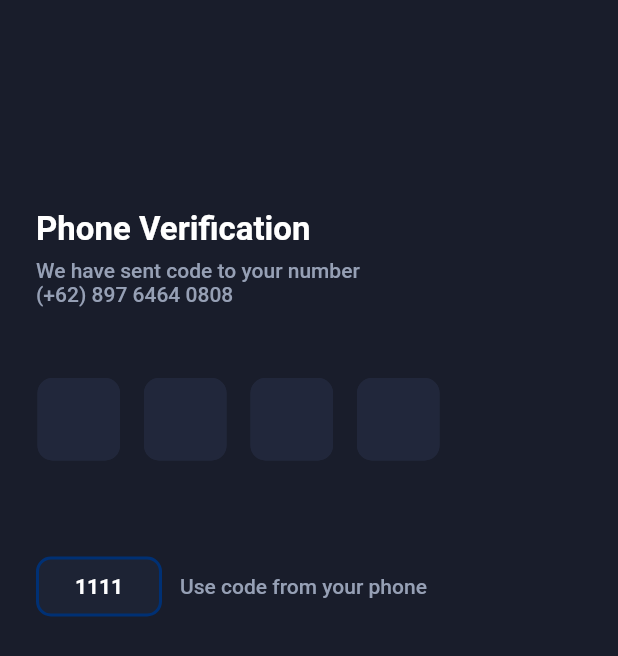
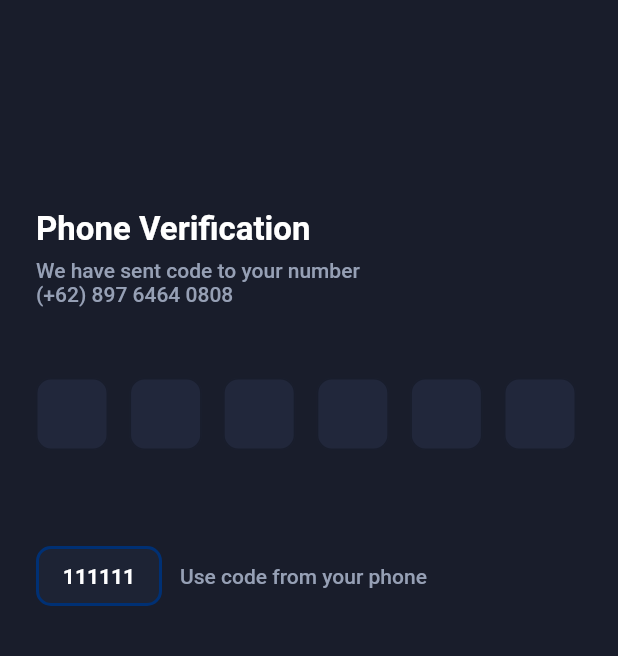
Before and after one commit to flutter-mini-team/OntariApp, a Flutter app: the VerifyYourPage screen opened by its route, on a phone screen of 412 x 824 dp. Shown: the top 656 px of the screen. Run offline on Flutter 3.47's test engine with Material 2 defaults, Android fonts, the phone set to English and light mode, and no system bars; drawn by our look-alikes of otp_text_field; our stand-ins replace chewie, firebase_auth, firebase_core, google_sign_in, percent_indicator, smooth_page_indicator and 1 more; missing offline and left inert: flutter_login_facebook; accounts and stored records are empty.

Commit message:
insert sign in with phone number

```diff
--- a/lib/config/routes/router.dart
+++ b/lib/config/routes/router.dart
@@ -45,7 +45,7 @@ class Router {
       //   }
       case 'VerifyYourPage':
         {
-          return MaterialPageRoute(builder: (_) => const VerifyYourPage());
+          return MaterialPageRoute(builder: (_) => VerifyYourPage());
         }
       case 'SelectPlanPage':
         {
--- a/lib/modules/landing_page.dart
+++ b/lib/modules/landing_page.dart
@@ -1,7 +1,7 @@
 import 'package:firebase_auth/firebase_auth.dart';
 import 'package:flutter/material.dart';
 import 'package:ontari_app/config/themes/app_color.dart';
-import 'package:ontari_app/modules/home/pages/home_page.dart';
+import 'package:ontari_app/constants/assets_path.dart';
 import 'package:ontari_app/modules/root_page.dart';
 import 'package:ontari_app/modules/sign_in/pages/sign_in_page.dart';
 import 'package:provider/provider.dart';
--- a/lib/modules/sign_in/pages/verify_your_page.dart
+++ b/lib/modules/sign_in/pages/verify_your_page.dart
@@ -1,55 +1,98 @@
 import 'package:flutter/material.dart';
-import 'package:flutter/src/foundation/key.dart';
-import 'package:flutter/src/widgets/framework.dart';
 import 'package:ontari_app/config/themes/app_color.dart';
 import 'package:ontari_app/config/themes/text_style.dart';
+import 'package:ontari_app/constants/assets_path.dart';
+import 'package:ontari_app/modules/landing_page.dart';
 import 'package:ontari_app/widgets/stateless/common_button.dart';
-import 'package:ontari_app/widgets/stateless/common_textfield.dart';
+import 'package:otp_text_field/otp_field.dart';
+import 'package:otp_text_field/otp_field_style.dart';
+import 'package:otp_text_field/style.dart';
+import 'package:provider/provider.dart';
 
-class VerifyYourPage extends StatelessWidget {
+import '../../../services/auth.dart';
+import '../../../widgets/stateless/show_alert_dialog.dart';
+
+class VerifyYourPage extends StatefulWidget {
   const VerifyYourPage({Key? key}) : super(key: key);
 
   @override
+  State<VerifyYourPage> createState() => _VerifyYourPageState();
+}
+
+class _VerifyYourPageState extends State<VerifyYourPage> {
+  final OtpFieldController _controller = OtpFieldController();
+  //late String verificationId = "";
+
+  //+84789862417
+  // void setData(verificationID) {
+  //   setState(() {
+  //     verificationId = verificationID;
+  //   });
+  // }
+
+  @override
   Widget build(BuildContext context) {
+    // final auth = Provider.of<AuthBase>(context, listen: false);
+    // try {
+    //   auth.verifyPhoneNumber(context, setData);
+    // } catch (e) {
+    //   print(e.toString());
+    // }
+    // print(verificationId);
     return Scaffold(
       backgroundColor: DarkTheme.greyScale900,
-      body: Column(
+      body: Padding(
+        padding: const EdgeInsets.only(left: 24.0, right: 24),
+        child: Column(
           crossAxisAlignment: CrossAxisAlignment.start,
           children: [
             const Padding(
-            padding: EdgeInsets.fromLTRB(24, 140, 152, 6),
-            child:
-                Text('Phone Verification', style: TxtStyle.headline2BoldWhite),
-          ),
-          const Padding(
-            padding: EdgeInsets.fromLTRB(24, 0, 120, 48),
-            child: Text('We have sent code to your number\n(+62) 897 6464 0808',
-                style: TxtStyle.bodySmallMediumGrey),
-          ),
-          Padding(
-            padding: const EdgeInsets.only(left: 9.0),
-            child: SizedBox(
-              height: 55,
-              child: Expanded(
-                flex: 1,
-                child: ListView.builder(
-                  itemCount: 4,
-                  scrollDirection: Axis.horizontal,
-                  itemBuilder: (context, int index) {
-                    return const Padding(
-                      padding: EdgeInsets.only(left: 16.0),
-                      child: InputCode(),
-                    );
-                  },
+              padding: EdgeInsets.only(top: 140, bottom: 6),
+              child: Text(
+                'Phone Verification',
+                style: TxtStyle.headline2BoldWhite,
               ),
             ),
+            const Text(
+              'We have sent code to your number\n(+62) 897 6464 0808',
+              style: TxtStyle.bodySmallMediumGrey,
             ),
+            const SizedBox(height: 48),
+            OTPTextField(
+              controller: _controller,
+              length: 6,
+              width: 360,
+              fieldWidth: 48,
+              otpFieldStyle: OtpFieldStyle(
+                backgroundColor: DarkTheme.greyScale800,
+                borderColor: DarkTheme.primaryBlue600,
+              ),
+              style: TxtStyle.headline4White,
+              fieldStyle: FieldStyle.box,
+              onChanged: (value) {},
+              onCompleted: (pin) {
+                if (pin.compareTo("111111") == 0) {
+                  Navigator.push(
+                    context,
+                    MaterialPageRoute(
+                      builder: (context) => const LandingPage(),
+                    ),
+                  );
+                } else {
+                  showAlertDialog(
+                    context,
+                    title: 'OTP',
+                    content: 'The OTP code is incorrect, please check again',
+                    defaultActionText: 'OK',
+                  );
+                }
+              },
             ),
             const SizedBox(height: 64),
             Row(
               children: const [
                 Padding(
-                padding: EdgeInsets.only(left: 24, right: 12),
+                  padding: EdgeInsets.only(right: 12),
                   child: ClassicButton(
                     widthRadius: 2.0,
                     width: 84,
@@ -59,7 +102,7 @@ class VerifyYourPage extends StatelessWidget {
                     colorRadius: DarkTheme.primaryBlue900,
                     child: Center(
                         child: Text(
-                    '1111',
+                      '111111',
                       style: TxtStyle.headline4White2,
                     )),
                   ),
@@ -72,6 +115,7 @@ class VerifyYourPage extends StatelessWidget {
             ),
           ],
         ),
+      ),
     );
   }
 }
--- a/lib/widgets/stateless/common_textfield.dart
+++ b/lib/widgets/stateless/common_textfield.dart
@@ -12,10 +12,8 @@ class TextFieldEmail extends StatelessWidget {
     this.emailFocusNode,
     this.emailController,
     this.childPrefixIcon,
-
     this.onChanged,
     this.onEditingComplete,
-
   }) : super(key: key);
 
   final FocusNode? emailFocusNode;
@@ -234,16 +232,13 @@ class _TextFieldSearchBarState extends State<TextFieldSearchBar> {
   }
 }
 
-class InputCode extends StatefulWidget {
+class InputCode extends StatelessWidget {
   const InputCode({
     Key? key,
+    this.textController,
   }) : super(key: key);
+  final TextEditingController? textController;
 
-  @override
-  State<InputCode> createState() => _InputCodeState();
-}
-
-class _InputCodeState extends State<InputCode> {
   @override
   Widget build(BuildContext context) {
     return SizedBox(
@@ -255,6 +250,7 @@ class _InputCodeState extends State<InputCode> {
             FocusScope.of(context).nextFocus();
           }
         },
+        controller: textController,
         keyboardAppearance: Brightness.dark,
         textAlign: TextAlign.center,
         keyboardType: TextInputType.number,
--- a/pubspec.yaml
+++ b/pubspec.yaml
@@ -35,6 +35,7 @@ dependencies:
   # Use with the CupertinoIcons class for iOS style icons.
   cupertino_icons: ^1.0.2
   google_fonts: ^3.0.1
+  otp_text_field: ^1.1.3
   smooth_page_indicator: ^1.0.0+2
   percent_indicator: ^4.2.2
   chewie: ^1.3.4
```
Also changed, not shown: lib/modules/sign_in/pages/sign_in_page.dart (+60 -2 lines), lib/modules/sign_in/pages/sign_up_page.dart (+26 -1 lines), lib/services/auth.dart (+55 -0 lines), pubspec.lock. Lines whose indentation alone changed are shown as unchanged.
